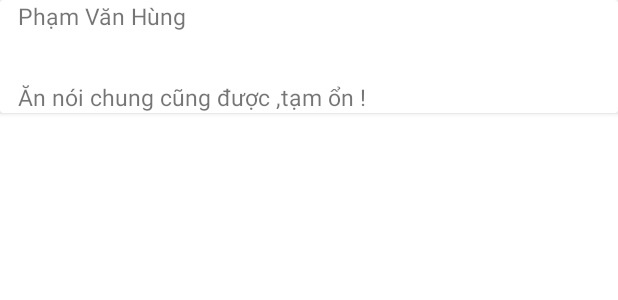
After one commit to nokiddig/AndroidJava_TastyFood, an Android app: the layout product_detail_list_comments.xml on its own in the app's theme, with its tools: preview values and no code run, on a phone screen of 412 x 824 dp. The commit adds this screen. Shown: the top 300 px of the screen. Run offline under Robolectric (Android 15) with nearby library versions, the phone set to English and light mode, and no system bars.

Commit message:
Load fire By LiveData for ProductDetail

```diff
--- a/app/src/main/java/com/example/tastyfoods/MainActivity.java
+++ b/app/src/main/java/com/example/tastyfoods/MainActivity.java
@@ -7,6 +7,7 @@ import android.os.Bundle;
 import android.view.MenuItem;
 
 import com.example.tastyfoods.mvvm.view.home.HomeFragment;
+import com.example.tastyfoods.mvvm.view.product_deail.ProductDetailFragment;
 import com.example.tastyfoods.mvvm.viewmodels.Orders.delivery.DeliveryFragment;
 import com.google.android.material.bottomnavigation.BottomNavigationView;
 import com.google.android.material.navigation.NavigationBarView;
@@ -37,7 +38,7 @@ public class MainActivity extends AppCompatActivity {
                         bottomNavigationView.getMenu().findItem(R.id.deliveryfragment).setChecked(true);
                         break;
                     case R.id.profilesfragment:
-                        getSupportFragmentManager().beginTransaction().replace(R.id.frameLayout,new DeliveryFragment()).addToBackStack(null).commit();
+                        getSupportFragmentManager().beginTransaction().replace(R.id.frameLayout,new ProductDetailFragment()).addToBackStack(null).commit();
                         bottomNavigationView.getMenu().findItem(R.id.profilesfragment).setChecked(true);
                         break;
                 }
--- a/app/src/main/java/com/example/tastyfoods/mvvm/adapter/HomeProductAdapter.java
+++ b/app/src/main/java/com/example/tastyfoods/mvvm/adapter/HomeProductAdapter.java
@@ -33,7 +33,6 @@ public class HomeProductAdapter extends RecyclerView.Adapter<HomeProductAdapter.
             View view = LayoutInflater.from(mContext).inflate(R.layout.home_product_item, parent, false);
             return new HomeProductAdapter.ViewHolder(view);
         }
-
         @Override
         public void onBindViewHolder(@NonNull ViewHolder holder, int position) {
             Food food = mFoods.get(position);
@@ -73,7 +72,6 @@ public class HomeProductAdapter extends RecyclerView.Adapter<HomeProductAdapter.
 
             public ViewHolder(View itemView) {
                 super(itemView);
-
                 imageViewProduct = itemView.findViewById(R.id.productImage);
                 textViewName = itemView.findViewById(R.id.textViewNameProduct);
                 textViewPrice = itemView.findViewById(R.id.textviewPrice);
--- /dev/null
+++ b/app/src/main/res/layout/product_detail_list_comments.xml
@@ -0,0 +1,33 @@
+<androidx.cardview.widget.CardView xmlns:android="http://schemas.android.com/apk/res/android"
+    xmlns:app="http://schemas.android.com/apk/res-auto"
+    android:layout_width="match_parent"
+    android:layout_height="wrap_content">
+
+<LinearLayout xmlns:android="http://schemas.android.com/apk/res/android"
+    android:layout_width="match_parent"
+    android:layout_height="wrap_content"
+    android:orientation="vertical">
+
+    <TextView
+        android:id="@+id/text_nameUser"
+        android:layout_width="wrap_content"
+        android:layout_height="wrap_content"
+        android:layout_marginLeft="12dp"
+        android:text="Phạm Văn Hùng"
+        android:textSize="15dp" />
+
+    <ImageView
+        android:id="@+id/img_ratePoint"
+        android:layout_width="123dp"
+        android:layout_height="22dp"
+        android:layout_marginTop="5dp" />
+    <TextView
+        android:id="@+id/text_comments"
+        android:layout_width="match_parent"
+        android:layout_height="wrap_content"
+        android:layout_marginLeft="12dp"
+        android:layout_marginTop="5dp"
+        android:textSize="15dp"
+        android:text="Ăn nói chung cũng được ,tạm ổn !"/>
+</LinearLayout>
+</androidx.cardview.widget.CardView>
```
Also changed, not shown: app/src/main/java/com/example/tastyfoods/mvvm/adapter/CommentsProductAdapter.java (added, +104 -0 lines), app/src/main/java/com/example/tastyfoods/mvvm/model/Feedback.java (+14 -2 lines), app/src/main/java/com/example/tastyfoods/mvvm/view/product_deail/ProductDetailFragment.java (+86 -28 lines), app/src/main/java/com/example/tastyfoods/mvvm/viewmodels/product_detail/CommentsProductViewModel.java (added, +36 -0 lines), app/src/main/java/com/example/tastyfoods/mvvm/viewmodels/product_detail/ProductDetailViewModel.java (added, +78 -0 lines), app/src/main/res/layout/fragment_product_detail.xml (+13 -10 lines), app/src/main/res/drawable/ratepoint1.png (added), app/src/main/res/drawable/ratepoint2.png (added), app/src/main/res/drawable/ratepoint3.png (added), app/src/main/res/drawable/ratepoint4.png (added), app/src/main/res/drawable/ratepoint5.png (added).
